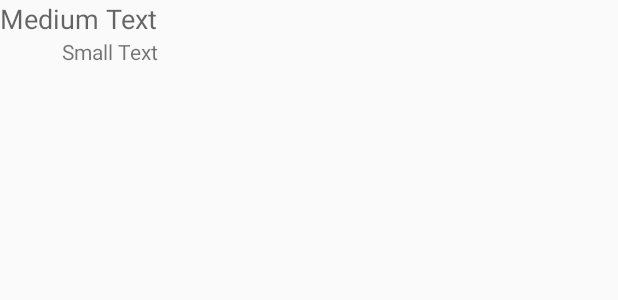
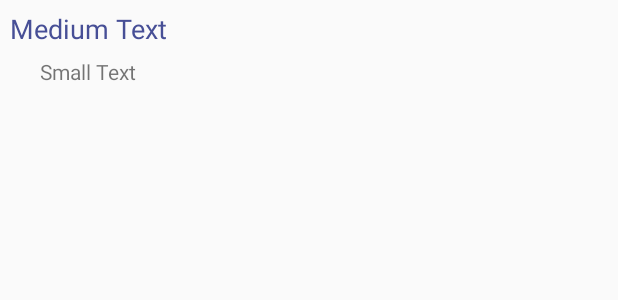
Before and after one commit to HugoLS/Gazouilli, an Android app: the layout comment_row.xml on its own in the app's theme, with its tools: preview values and no code run, on a phone screen of 412 x 824 dp. Shown: the top 300 px of the screen. Run offline under Robolectric (Android 15) with nearby library versions, the phone set to English and light mode, and no system bars.

Commit message:
commentaires styleys

```diff
--- a/app/src/main/res/layout/comment_row.xml
+++ b/app/src/main/res/layout/comment_row.xml
@@ -9,13 +9,17 @@
         android:layout_height="wrap_content"
         android:textAppearance="?android:attr/textAppearanceMedium"
         android:text="Medium Text"
-        android:id="@+id/comment_author" />
+        android:id="@+id/comment_author"
+        android:textColor="#474f96"
+        android:layout_margin="10px" />
 
     <TextView
-        android:layout_width="329dp"
+        android:layout_width="match_parent"
         android:layout_height="wrap_content"
         android:textAppearance="?android:attr/textAppearanceSmall"
         android:text="Small Text"
         android:id="@+id/comment_text"
-        android:layout_gravity="center_horizontal" />
+        android:layout_marginLeft="40px"
+        android:layout_marginRight="40px"
+        android:layout_marginBottom="20px" />
 </LinearLayout>
--- a/app/src/main/res/layout/content_tweet.xml
+++ b/app/src/main/res/layout/content_tweet.xml
@@ -21,7 +21,8 @@
     </LinearLayout>
     <ListView
         android:layout_width="fill_parent"
-        android:layout_height="wrap_content">
+        android:layout_height="wrap_content"
+        android:id="@+id/comList">
 
     </ListView>
 
```
Also changed, not shown: app/src/main/java/fr/enssat/gazouilli/activity/GazActivity.java (+15 -0 lines).
